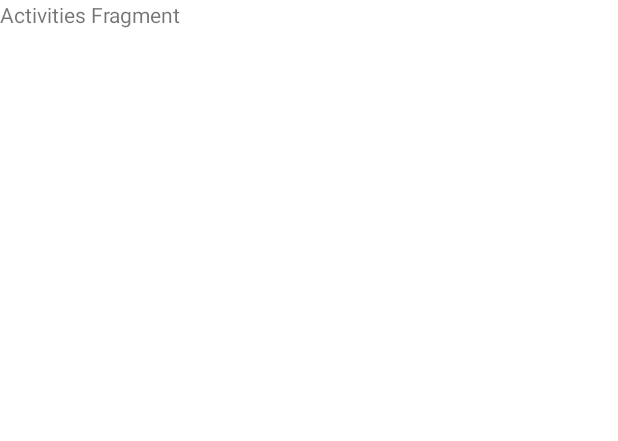
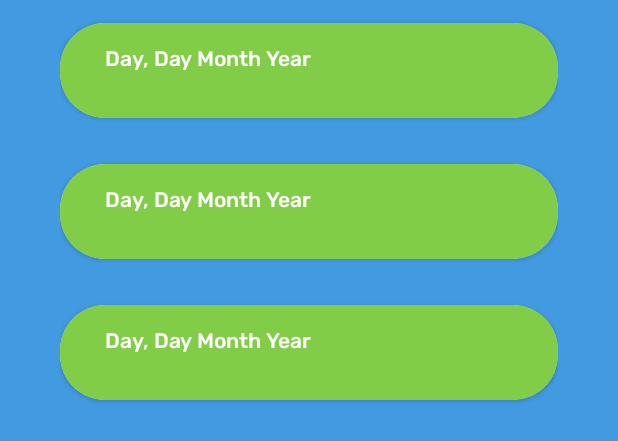
Before and after one commit to mnabilp/kiwinform, an Android app: the layout fragment_activities.xml on its own in the app's theme, with its tools: preview values and no code run, on a phone screen of 412 x 824 dp. Shown: the top 441 px of the screen. Run offline under Robolectric (Android 15) with nearby library versions, the phone set to English and light mode, and no system bars.

```diff
--- a/app/src/main/java/com/capstone/kiwinform/ui/view/dashboard/HomeFragment.kt
+++ b/app/src/main/java/com/capstone/kiwinform/ui/view/dashboard/HomeFragment.kt
@@ -17,7 +17,7 @@ import com.capstone.kiwinform.ui.view.reminder.ReminderActivity
 class HomeFragment : Fragment() {
     private var _binding : FragmentHomeBinding?= null
     private val binding get() = _binding!!
-    private lateinit var viewModel: PlanViewModel
+    private lateinit var planViewModel: PlanViewModel
 
     override fun onCreateView(
         inflater: LayoutInflater, container: ViewGroup?,
@@ -36,8 +36,8 @@ class HomeFragment : Fragment() {
         binding.rvTodaysActivities.layoutManager = LinearLayoutManager(activity)
         binding.rvTodaysActivities.adapter = listPlanAdapter
 
-        viewModel = ViewModelProvider(this).get(PlanViewModel::class.java)
-        viewModel.todaysPlan.observe(viewLifecycleOwner, {
+        planViewModel = ViewModelProvider(this).get(PlanViewModel::class.java)
+        planViewModel.todaysPlan.observe(viewLifecycleOwner, {
             if (it != null) {
                 listPlanAdapter.setList(it)
             }
--- a/app/src/main/res/layout/fragment_activities.xml
+++ b/app/src/main/res/layout/fragment_activities.xml
@@ -1,14 +1,18 @@
 <?xml version="1.0" encoding="utf-8"?>
-<FrameLayout xmlns:android="http://schemas.android.com/apk/res/android"
+<androidx.constraintlayout.widget.ConstraintLayout xmlns:android="http://schemas.android.com/apk/res/android"
     xmlns:tools="http://schemas.android.com/tools"
     android:layout_width="match_parent"
     android:layout_height="match_parent"
-    tools:context=".ui.view.dashboard.ActivitiesFragment">
+    xmlns:app="http://schemas.android.com/apk/res-auto"
+    tools:context=".ui.view.dashboard.ActivitiesFragment"
+    android:background="@color/colorBrightBlue">
 
-    <!-- TODO: Update blank fragment layout -->
-    <TextView
+    <androidx.recyclerview.widget.RecyclerView
+        android:id="@+id/rv_parent_plan"
         android:layout_width="match_parent"
-        android:layout_height="match_parent"
-        android:text="Activities Fragment" />
+        android:layout_height="wrap_content"
+        app:layout_constraintTop_toTopOf="parent"
+        android:layout_marginHorizontal="40dp"
+        tools:listitem="@layout/item_parent_plan"/>
 
-</FrameLayout>
+</androidx.constraintlayout.widget.ConstraintLayout>
--- /dev/null
+++ b/app/src/main/res/layout/item_parent_plan.xml
@@ -0,0 +1,37 @@
+<?xml version="1.0" encoding="utf-8"?>
+<androidx.cardview.widget.CardView xmlns:android="http://schemas.android.com/apk/res/android"
+    xmlns:app="http://schemas.android.com/apk/res-auto"
+    xmlns:tools="http://schemas.android.com/tools"
+    android:id="@+id/card_view_parent"
+    android:layout_width="match_parent"
+    android:layout_height="wrap_content"
+    app:cardCornerRadius="30dp"
+    android:layout_marginVertical="15dp">
+
+    <androidx.constraintlayout.widget.ConstraintLayout
+        android:layout_width="match_parent"
+        android:layout_height="wrap_content"
+        android:background="@color/colorPrimary"
+        android:paddingVertical="15dp"
+        android:paddingHorizontal="30dp">
+
+        <TextView
+            android:id="@+id/parent_plan_date"
+            android:layout_width="wrap_content"
+            android:layout_height="wrap_content"
+            app:layout_constraintTop_toTopOf="parent"
+            app:layout_constraintStart_toStartOf="parent"
+            android:text="@string/date_example"
+            android:textColor="@color/white"
+            style="@style/TextViewTitleStyle"/>
+
+        <androidx.recyclerview.widget.RecyclerView
+            android:layout_width="match_parent"
+            android:layout_height="wrap_content"
+            android:layout_marginTop="15dp"
+            app:layout_constraintTop_toBottomOf="@id/parent_plan_date"
+            tools:listitem="@layout/item_child_plan"/>
+
+    </androidx.constraintlayout.widget.ConstraintLayout>
+
+</androidx.cardview.widget.CardView>
--- a/app/src/main/res/values/strings.xml
+++ b/app/src/main/res/values/strings.xml
@@ -58,5 +58,6 @@
     <string name="ongoing_tasks">Ongoing Tasks</string>
 
     <string name="time_example">HH:MM:SS</string>
+    <string name="date_example">Day, Day Month Year</string>
 
 </resources>
```
Also changed, not shown: app/src/main/java/com/capstone/kiwinform/ui/view/dashboard/ActivitiesFragment.kt (+0 -42 lines), app/src/main/java/com/capstone/kiwinform/ui/view/reminder/ReminderActivity.kt (+36 -8 lines), app/src/main/res/layout/item_child_plan.xml (added, +53 -0 lines), app/src/main/res/menu/reminder_update_menu.xml (added, +10 -0 lines).
